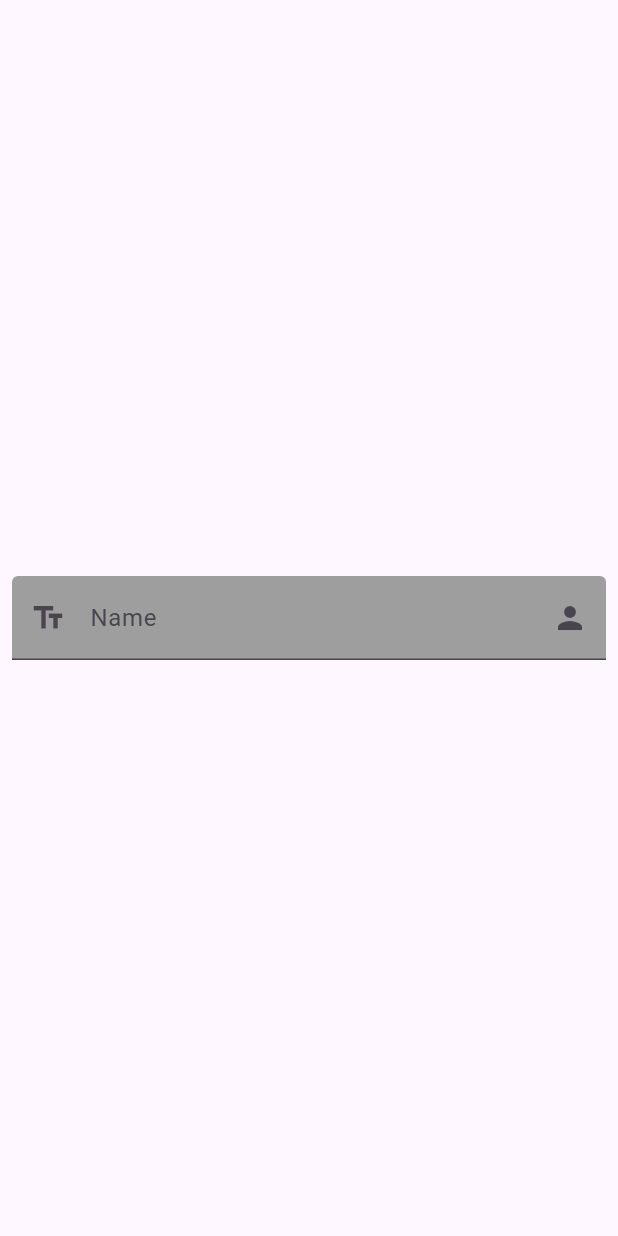
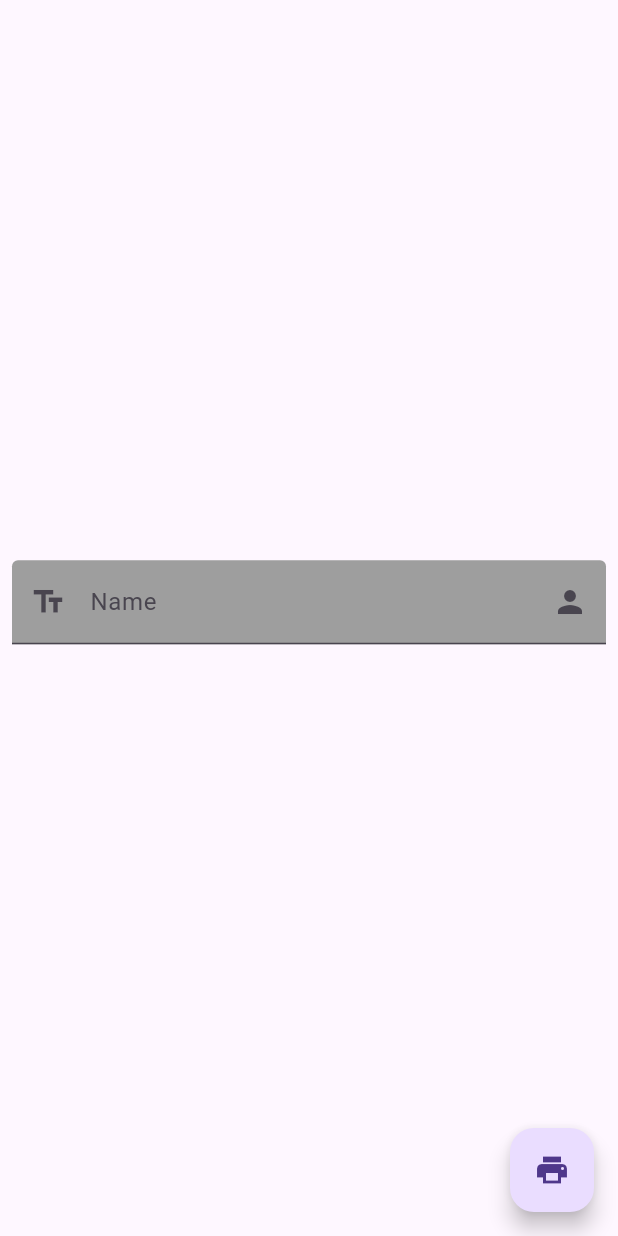
Before and after one commit to hamad-mf/input_field_sample_aug_21, a Flutter app: the screen it shows after launch, on a phone screen of 412 x 824 dp. Run offline on Flutter 3.47's test engine with Material 3 defaults, Android fonts, the light colour scheme and no system bars.

Commit message:
Textfield with controller

```diff
--- a/lib/View/Home Screen/home_screen.dart
+++ b/lib/View/Home Screen/home_screen.dart
@@ -8,9 +8,20 @@ class HomeScreen extends StatefulWidget {
 }
 
 class _HomeScreenState extends State<HomeScreen> {
+  TextEditingController nameController = TextEditingController();
+
   @override
   Widget build(BuildContext context) {
     return Scaffold(
+      floatingActionButton: FloatingActionButton(
+        onPressed: () {
+          print(nameController.text);
+          setState(() {
+
+          });
+        },
+        child: Icon(Icons.print),
+      ),
       body: Center(
         child: Column(
           mainAxisAlignment: MainAxisAlignment.center,
@@ -18,6 +29,8 @@ class _HomeScreenState extends State<HomeScreen> {
             Padding(
               padding: const EdgeInsets.all(8.0),
               child: TextField(
+                controller: nameController,
+                readOnly: false,
                 decoration: InputDecoration(
                     focusedBorder: OutlineInputBorder(),
                     label: Text("Name"),
@@ -28,6 +41,8 @@ class _HomeScreenState extends State<HomeScreen> {
                     prefixIcon: Icon(Icons.text_fields_outlined)),
               ),
             ),
+            Text(nameController.text),
+
           ],
         ),
       ),
```
